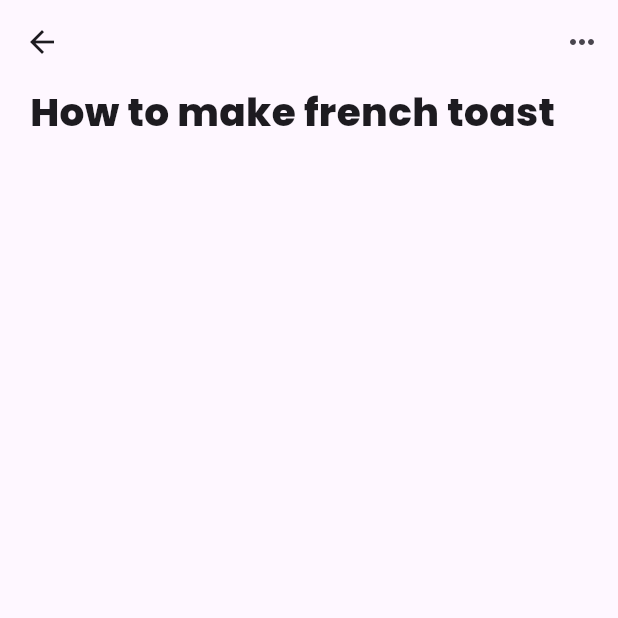
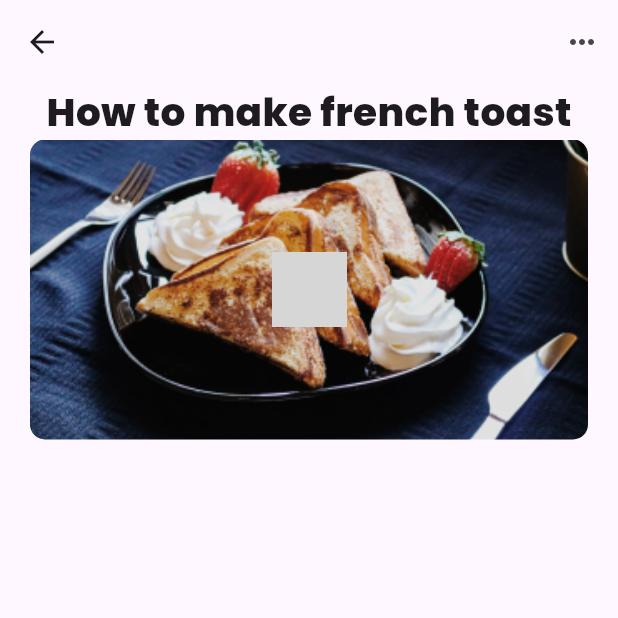
Before and after one commit to KachyBiggs/Flutter-project-menu-page, a Flutter app: the screen it shows after launch, on a phone screen of 412 x 824 dp, the top half of it. Run offline on Flutter 3.47's test engine with Material 3 defaults, Android fonts, the phone set to English and light mode, and no system bars; grey boxes are pictures that could not be loaded.

```diff
--- a/lib/main.dart
+++ b/lib/main.dart
@@ -52,7 +52,11 @@ class MyHomePage extends StatelessWidget {
             child: const Column(
               children: [
                 LeadingText(),
+                ImageSection(
+                    image: 'Images/Dish.png',
+                    playImage: 'Images/Play button.png'),
 
+              ],
             )));
   }
 }
@@ -75,3 +79,32 @@ class LeadingText extends StatelessWidget {
     ]);
   }
 }
+class ImageSection extends StatelessWidget {
+  const ImageSection({super.key, required this.image, required this.playImage});
+
+  final String image;
+  final String playImage;
+
+  @override
+  Widget build(BuildContext context) {
+    return Stack(
+      alignment: Alignment.center,
+      children: [
+        ClipRRect(
+          borderRadius: BorderRadius.circular(10.0),
+          child: Image.asset(
+            image,
+            width: 400.0,
+            height: 200.0,
+            fit: BoxFit.cover,
+          ),
+        ),
+        Image.asset(
+          playImage,
+          width: 50.0,
+          height: 50.0,
+        )
+      ],
+    );
+  }
+}
```
